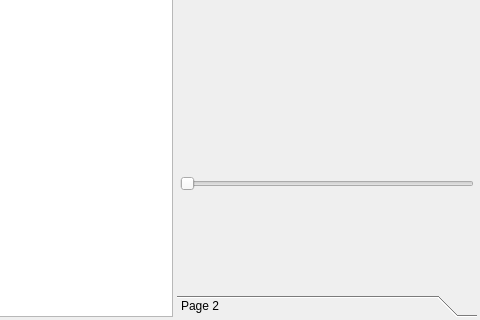
First picture: the form in itkProjects/Particles/pviewImageViewer.ui, repository SadeghMSalehi/gradworks, before the edit; both pictures show x 357 to 837 and y 343 to 663 of the 837 by 663 pixel window.
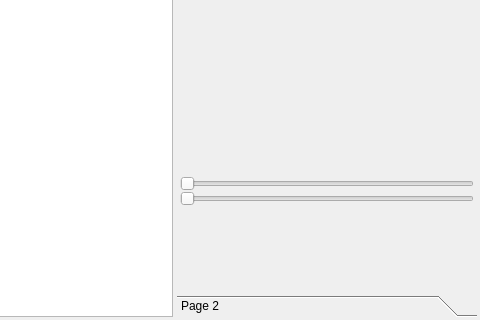
Second picture: the form after the edit. Custom widgets are drawn as their Qt base class.

Commit message:
imageviewer with moving and fixed image
enabled intensity control
need to add slice histogram for both images

What changed in the file:
```diff
--- a/itkProjects/Particles/pviewImageViewer.ui
+++ b/itkProjects/Particles/pviewImageViewer.ui
@@ -64,7 +64,7 @@
        <attribute name="label">
         <string>Transform</string>
        </attribute>
-       <layout class="QVBoxLayout" name="verticalLayout_5">
+       <layout class="QVBoxLayout" name="verticalLayout_6">
         <property name="leftMargin">
          <number>3</number>
         </property>
@@ -319,6 +319,11 @@
          </widget>
         </item>
         <item>
+         <layout class="QVBoxLayout" name="verticalLayout_5">
+          <property name="spacing">
+           <number>0</number>
+          </property>
+          <item>
          <widget class="QDualSlider" name="intensitySlider">
           <property name="maximum">
            <number>10000</number>
@@ -327,6 +332,18 @@
            <enum>Qt::Horizontal</enum>
           </property>
          </widget>
+          </item>
+          <item>
+           <widget class="QDualSlider" name="intensitySlider2">
+            <property name="maximum">
+             <number>10000</number>
+            </property>
+            <property name="orientation">
+             <enum>Qt::Horizontal</enum>
+            </property>
+           </widget>
+          </item>
+         </layout>
         </item>
         <item>
          <spacer name="verticalSpacer">
```
Lines whose indentation alone changed are shown as unchanged. The commit also changes 3 other files.
